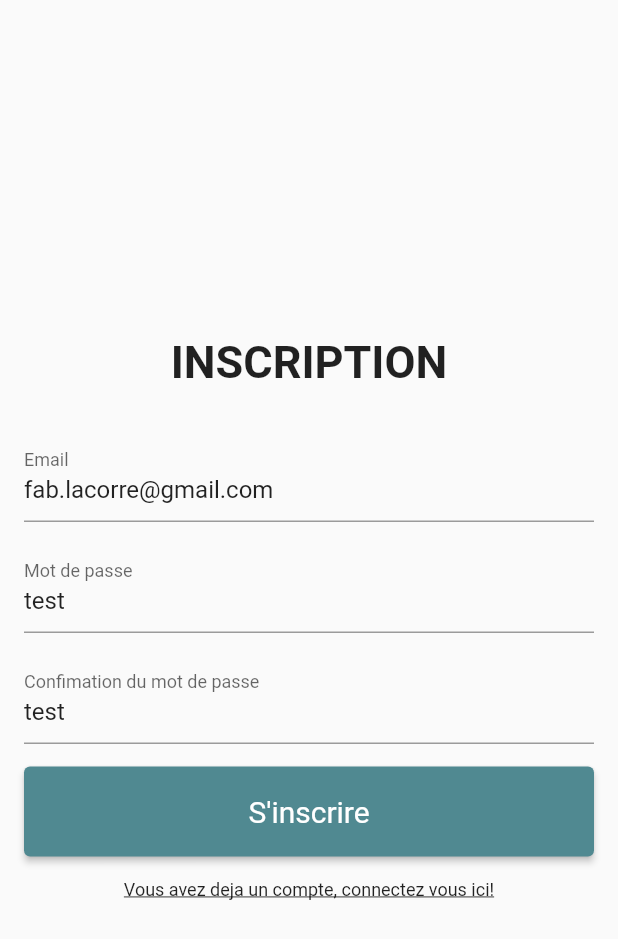
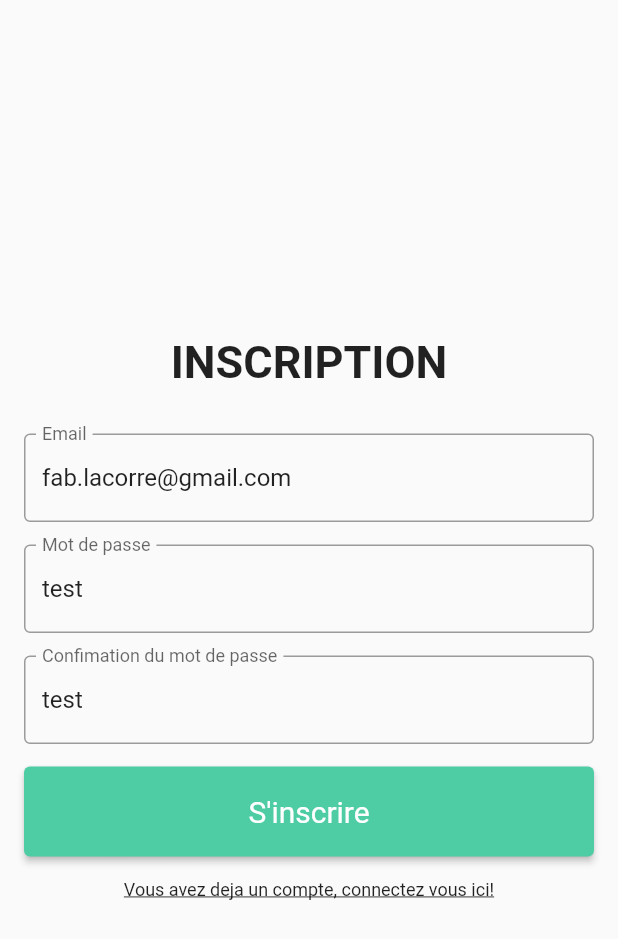
Before and after one commit to FabienLacorre/Kompanions, a Flutter app: the screen it shows after launch, after a tap on "Cliquez ici pour vous inscrire!", on a phone screen of 412 x 824 dp. Shown: the top 939 px of the screen. Run offline on Flutter 3.47's test engine with Material 2 defaults, Android fonts, the phone set to English and light mode, and no system bars; our stand-ins replace curved_navigation_bar, flutter_secure_storage; network calls fail; Roboto replaces fonts that are missing (Georgia, Hind).

Commit message:
feat: updade design

```diff
--- a/lib/Pages/AddKompanion.dart
+++ b/lib/Pages/AddKompanion.dart
@@ -1,7 +1,5 @@
 import 'package:flutter/material.dart';
-import 'package:kompanions/Theme/CustomTheme.dart';
 import 'package:kompanions/Widgets/CustomButton.dart';
-import 'package:kompanions/Widgets/CustomText.dart';
 import 'package:kompanions/Widgets/CustomTextField.dart';
 import 'package:kompanions/Widgets/TopBar.dart';
 
@@ -82,6 +80,7 @@ class _AddKompanion extends State<AddKompanion> {
                     content: "Changer la date",
                     handler: () => _selectDate(context),
                   ),
+                  SizedBox(height: 16),
                   CustomTextField(
                       placeHolder: "Numéro puce / tatouage",
                       controller: numPuceController),
--- a/lib/Pages/Login.dart
+++ b/lib/Pages/Login.dart
@@ -51,10 +51,15 @@ class _Login extends State<Login> {
           child: Column(
             mainAxisAlignment: MainAxisAlignment.center,
             children: <Widget>[
-              CustomText(
-                content: 'CONNEXION',
-                size: 30,
-                fontWeight: FontWeight.bold,
+              Container(
+                width: 100,
+                height: 100,
+                decoration: BoxDecoration(
+                  shape: BoxShape.circle,
+                  image: DecorationImage(
+                      image: AssetImage('../../assets/logo.png'),
+                      fit: BoxFit.cover),
+                ),
               ),
               SizedBox(height: 16),
               CustomTextField(
--- a/lib/Theme/CustomTheme.dart
+++ b/lib/Theme/CustomTheme.dart
@@ -1,17 +1,10 @@
 import 'package:flutter/material.dart';
 
-// PALETTE BLEU VERT FONCE
-// #0B162C
-// #1C2942
-// #3B556D
-// #5FC2BA
-// #FFFFFF
-
-// ORANGE
-const mainHexaColor = 0xFF508991;
-Color mainClassicColor = new Color(mainHexaColor);
-Map<int, Color> mainColor = generateEmptyColor();
-MaterialColor mainColorMaterial = MaterialColor(mainHexaColor, mainColor);
+// GREEN
+const greenHexaColor = 0xFF4ECCA3;
+Color greenClassicColor = new Color(greenHexaColor);
+Map<int, Color> greenColor = generateEmptyColor();
+MaterialColor greenColorMaterial = MaterialColor(greenHexaColor, greenColor);
 
 // GHOSTWHITE
 const ghostWhiteHexaColor = 0xFFFBFBFF;
@@ -19,6 +12,20 @@ Color ghostWhiteClassicColor = new Color(ghostWhiteHexaColor);
 Map<int, Color> ghostWhiteColor = generateEmptyColor();
 MaterialColor ghostWhiteColorMaterial =
     MaterialColor(ghostWhiteHexaColor, ghostWhiteColor);
+
+// LIGHTGRAY
+const lightGrayHexaColor = 0xFFEEEEEE;
+Color lightGrayClassicColor = new Color(lightGrayHexaColor);
+Map<int, Color> lightGrayColor = generateEmptyColor();
+MaterialColor lightGrayColorMaterial =
+    MaterialColor(lightGrayHexaColor, lightGrayColor);
+
+// DARK GRAY
+const darkGrayHexaColor = 0xFF393E46;
+Color darkGrayClassicColor = new Color(darkGrayHexaColor);
+Map<int, Color> darkGrayColor = generateEmptyColor();
+MaterialColor darkGrayColorMaterial =
+    MaterialColor(darkGrayHexaColor, darkGrayColor);
 
 // BLACK
 const blackHexaColor = 0xFF000000;
@@ -29,11 +36,11 @@ MaterialColor blackColorMaterial = MaterialColor(blackHexaColor, blackColor);
 final appTheme = ThemeData(
     fontFamily: 'Georgia',
     brightness: Brightness.light,
-    primaryColor: mainColorMaterial,
-    primarySwatch: mainColorMaterial,
+    primaryColor: greenColorMaterial,
+    primarySwatch: greenColorMaterial,
     elevatedButtonTheme: ElevatedButtonThemeData(
       style: ElevatedButton.styleFrom(
-        primary: mainColorMaterial,
+        primary: greenColorMaterial,
         onPrimary: Colors.white,
       ),
     ),
@@ -41,11 +48,9 @@ final appTheme = ThemeData(
       textTheme: ButtonTextTheme.primary,
       buttonColor: ghostWhiteColorMaterial,
     ),
-    textTheme: const TextTheme(
-      headline1: TextStyle(fontSize: 72.0, fontWeight: FontWeight.bold),
-      headline6: TextStyle(fontSize: 36.0, fontStyle: FontStyle.italic),
-      bodyText2: TextStyle(fontSize: 14.0, fontFamily: 'Hind'),
-    ));
+    appBarTheme: AppBarTheme(
+        backgroundColor: darkGrayColorMaterial,
+        foregroundColor: ghostWhiteColorMaterial));
 
 Map<int, Color> generateEmptyColor() {
   return {
--- a/lib/Widgets/CustomTextField.dart
+++ b/lib/Widgets/CustomTextField.dart
@@ -7,6 +7,7 @@ class _CustomTextField extends State<CustomTextField> {
       controller: widget.controller,
       obscureText: false,
       decoration: InputDecoration(
+        border: OutlineInputBorder(),
         labelText: this.widget.placeHolder,
       ),
     );
--- a/lib/Widgets/TopBar.dart
+++ b/lib/Widgets/TopBar.dart
@@ -10,7 +10,7 @@ class TopBar extends StatelessWidget implements PreferredSizeWidget {
   @override
   Widget build(BuildContext context) {
     return AppBar(
-      // backgroundColor: Color(mainColor),
+      backwardsCompatibility: false,
       actions: [
         Icon(Icons.more_vert),
       ],
```
Also changed, not shown: lib/Widgets/BottomBar.dart (+7 -27 lines), lib/Widgets/KompanionCard.dart (+21 -9 lines), assets/logo.png (added), assets/logo_lettre.png (added).
